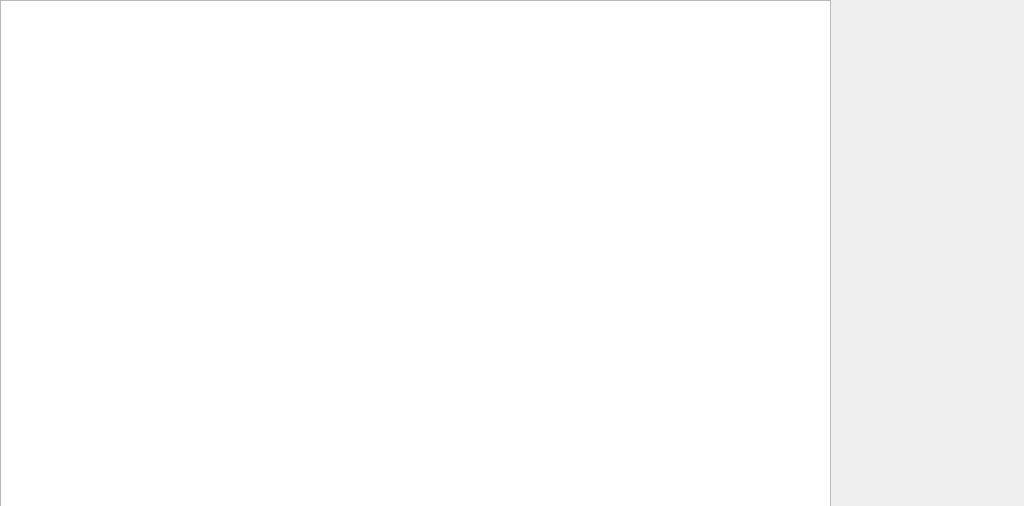
This is BusBar-Qt/logs/logmain/logmainelewid.ui in luozhiyong131/BusBar as Qt 5 draws it before an edit. The edited form follows.
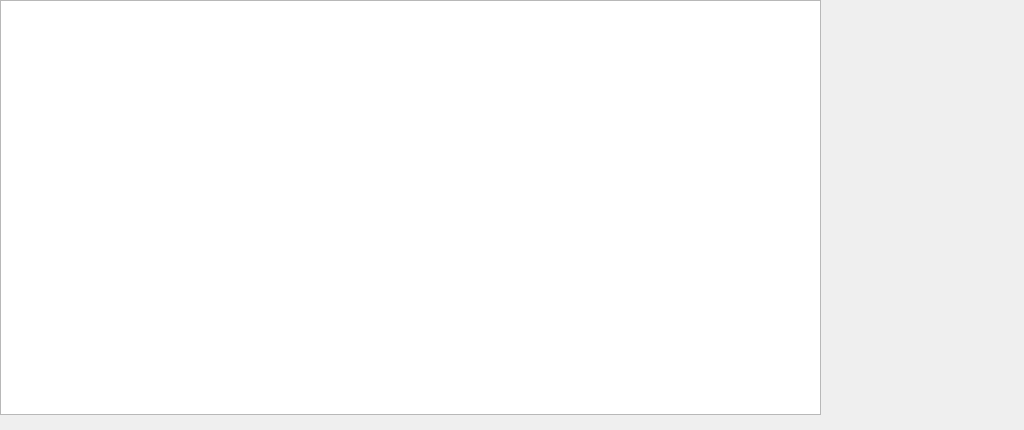
This is the edited form.

Patch:
```diff
--- a/BusBar-Qt/logs/logmain/logmainelewid.ui
+++ b/BusBar-Qt/logs/logmain/logmainelewid.ui
@@ -7,7 +7,7 @@
     <x>0</x>
     <y>0</y>
     <width>1024</width>
-    <height>506</height>
+    <height>430</height>
    </rect>
   </property>
   <property name="windowTitle">
@@ -18,20 +18,26 @@
     <rect>
      <x>0</x>
      <y>0</y>
-     <width>831</width>
-     <height>511</height>
+     <width>821</width>
+     <height>415</height>
     </rect>
    </property>
   </widget>
   <widget class="QWidget" name="widget" native="true">
    <property name="geometry">
     <rect>
-     <x>839</x>
+     <x>830</x>
      <y>0</y>
-     <width>181</width>
-     <height>511</height>
+     <width>180</width>
+     <height>411</height>
     </rect>
    </property>
+   <property name="minimumSize">
+    <size>
+     <width>160</width>
+     <height>0</height>
+    </size>
+   </property>
   </widget>
  </widget>
  <resources/>
```
